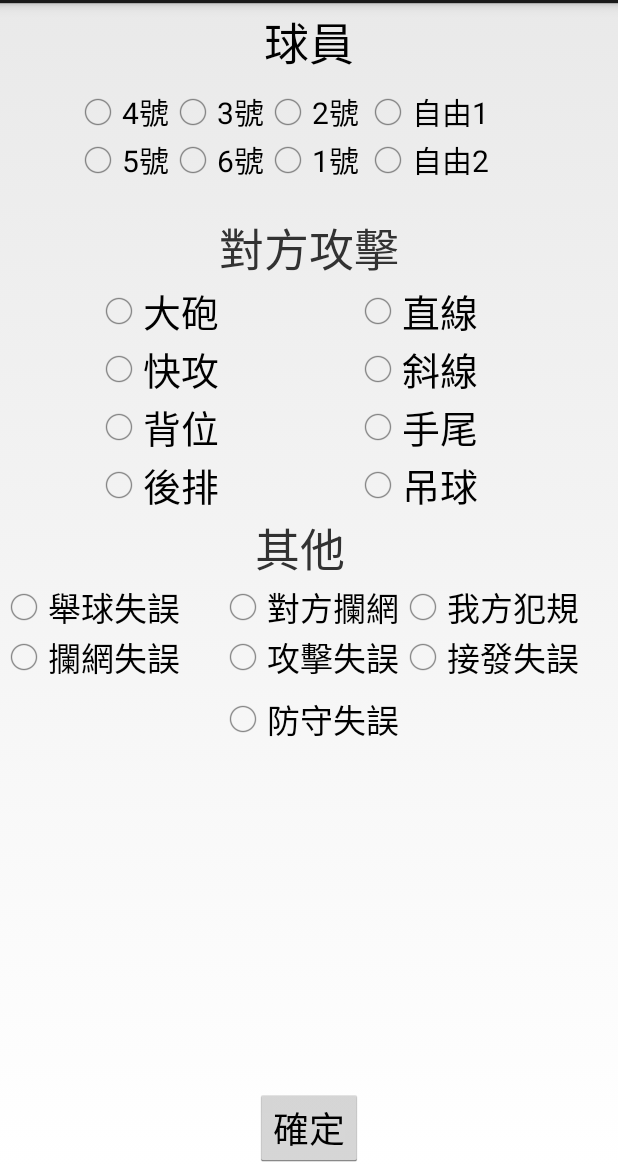
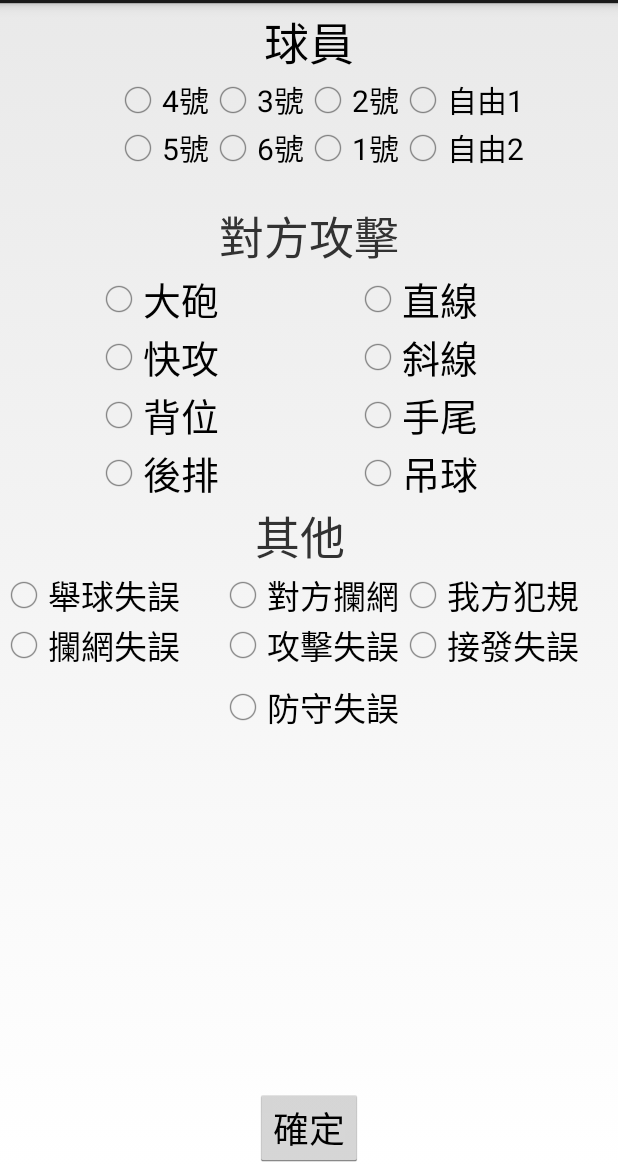
Before and after one commit to Jason52366/VolleyGameRecord, an Android app: the Record3 screen opened directly, with no data from a screen before it, on a phone screen of 412 x 824 dp, the part 69-1236 px from its top. Run offline under Robolectric (Android 15) with nearby library versions, the light colour scheme and no system bars; 6 statements that could not run were skipped.

Commit message:
Radio player button

```diff
--- a/app/src/main/res/layout/activity_record3.xml
+++ b/app/src/main/res/layout/activity_record3.xml
@@ -32,50 +32,50 @@
         android:checked="false"
         android:textSize="20dp"
         android:layout_below="@+id/text_record3players"
-        android:layout_toLeftOf="@+id/text_record3players"
-        android:layout_marginTop="8dp" />
+        android:layout_alignLeft="@+id/radioButton_record3player6"
+        android:layout_alignStart="@+id/radioButton_record3player6" />
 
     <RadioButton
         android:layout_width="wrap_content"
         android:layout_height="wrap_content"
         android:text="4號"
         android:id="@+id/radioButton_record3player4"
+        android:checked="false"
+        android:textSize="20dp"
         android:layout_alignTop="@+id/radioButton_record3player3"
-        android:layout_toLeftOf="@+id/radioButton_record3player3"
-        android:checked="false"
-        android:textSize="20dp" />
+        android:layout_toLeftOf="@+id/radioButton_record3player3" />
 
     <RadioButton
         android:layout_width="wrap_content"
         android:layout_height="wrap_content"
         android:text="5號"
         android:id="@+id/radioButton_record3player5"
-        android:layout_below="@+id/radioButton_record3player3"
+        android:checked="false"
+        android:textSize="20dp"
+        android:layout_above="@+id/textView_record3opponentattack"
         android:layout_alignLeft="@+id/radioButton_record3player4"
-        android:layout_alignStart="@+id/radioButton_record3player4"
-        android:checked="false"
-        android:textSize="20dp" />
+        android:layout_alignStart="@+id/radioButton_record3player4" />
 
     <RadioButton
         android:layout_width="wrap_content"
         android:layout_height="wrap_content"
         android:text="2號"
         android:id="@+id/radioButton_record3player2"
-        android:layout_alignTop="@+id/radioButton_record3player3"
-        android:layout_toRightOf="@+id/radioButton_record3player3"
         android:checked="false"
-        android:textSize="20dp" />
+        android:textSize="20dp"
+        android:layout_above="@+id/radioButton_record3player6"
+        android:layout_alignRight="@+id/textView_record3opponentattack"
+        android:layout_alignEnd="@+id/textView_record3opponentattack" />
 
     <RadioButton
         android:layout_width="wrap_content"
         android:layout_height="wrap_content"
         android:text="6號"
         android:id="@+id/radioButton_record3player6"
-        android:layout_below="@+id/radioButton_record3player3"
-        android:layout_toRightOf="@+id/radioButton_record3player5"
         android:checked="false"
         android:textSize="20dp"
-        android:layout_marginRight="3dp" />
+        android:layout_alignTop="@+id/radioButton_record3player1"
+        android:layout_toLeftOf="@+id/radioButton_record3player1" />
 
     <RadioButton
         android:layout_width="wrap_content"
@@ -85,7 +85,8 @@
         android:checked="false"
         android:textSize="20dp"
         android:layout_below="@+id/radioButton_record3player3"
-        android:layout_toRightOf="@+id/radioButton_record3player3" />
+        android:layout_alignRight="@+id/textView_record3opponentattack"
+        android:layout_alignEnd="@+id/textView_record3opponentattack" />
 
     <TextView
         android:layout_width="wrap_content"
@@ -237,11 +238,10 @@
         android:layout_height="wrap_content"
         android:text="自由2"
         android:id="@+id/radioButton_record3liberal2"
-        android:layout_below="@+id/radioButton_record3liberal1"
-        android:layout_toRightOf="@+id/radioButton_record3player1"
         android:checked="false"
         android:textSize="20dp"
-        android:layout_marginLeft="3dp" />
+        android:layout_below="@+id/radioButton_record3player2"
+        android:layout_toRightOf="@+id/textView_record3opponentattack" />
 
     <RadioButton
              android:layout_width="wrap_content"
```
Also changed, not shown: app/src/main/java/com/volleygamerecord/app/Record2.java (+35 -3 lines), app/src/main/java/com/volleygamerecord/app/Record3.java (+9 -7 lines), app/src/main/res/layout/activity_record2.xml (+6 -6 lines).
